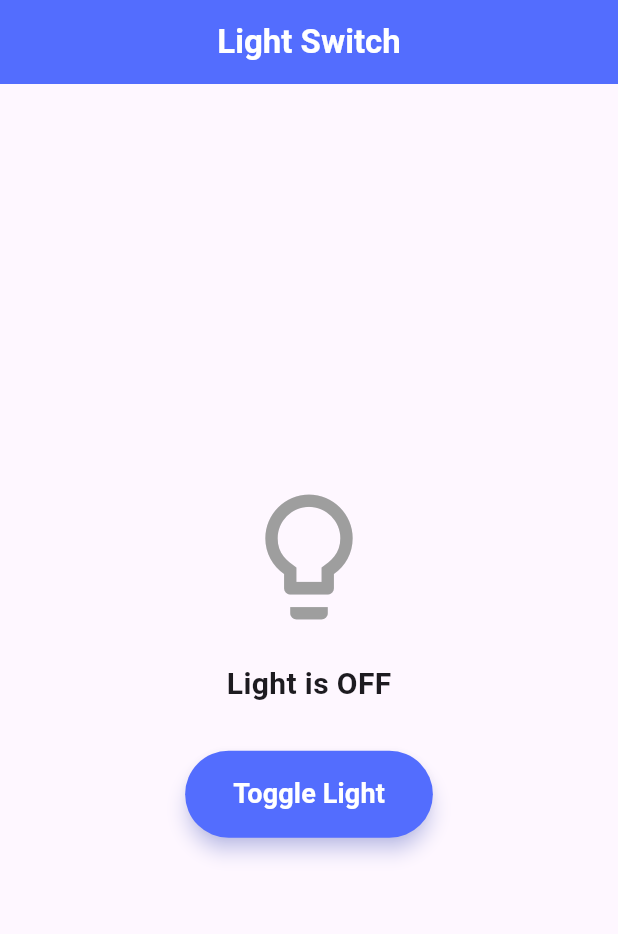
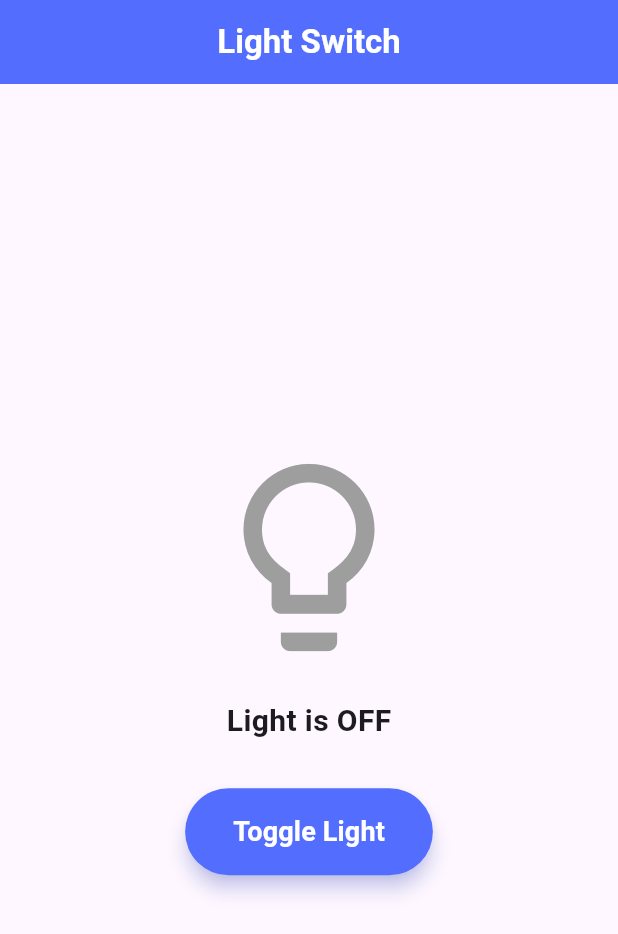
Before and after one commit to CodeWithAmmar1/Toggle_light, a Flutter app: the screen it shows after launch, on a phone screen of 412 x 824 dp. Shown: the top 934 px of the screen. Run offline on Flutter 3.47's test engine with Material 3 defaults, Android fonts, the phone set to English and light mode, and no system bars; our stand-ins replace flutter_bloc.

Commit message:
update homepage

```diff
--- a/lib/screen/homepage.dart
+++ b/lib/screen/homepage.dart
@@ -26,11 +26,25 @@ class Homepage extends StatelessWidget {
             return Column(
               mainAxisAlignment: MainAxisAlignment.center,
               children: [
-                Icon(
-                  state.isOn ? Icons.lightbulb : Icons.lightbulb_outline,
-                  size: 100,
-                  color: state.isOn ? Colors.yellow : Colors.grey,
-                ),
+                Container(
+  decoration: BoxDecoration(
+    shape: BoxShape.circle,
+    boxShadow: [
+      BoxShadow(
+        color: state.isOn ? Colors.yellow.withValues(alpha:  0.2) : Colors.transparent,
+        blurRadius: 20,
+        spreadRadius: 5,
+        offset: Offset(0, 5),
+      ),
+    ],
+  ),
+  child: Icon(
+    state.isOn ? Icons.lightbulb : Icons.lightbulb_outline,
+    size: 150,
+    color: state.isOn ? Colors.yellow : Colors.grey,
+  ),
+),
+
                 SizedBox(height: 20),
                 Text(
                   state.isOn ? 'Light is ON' : 'Light is OFF',
```
